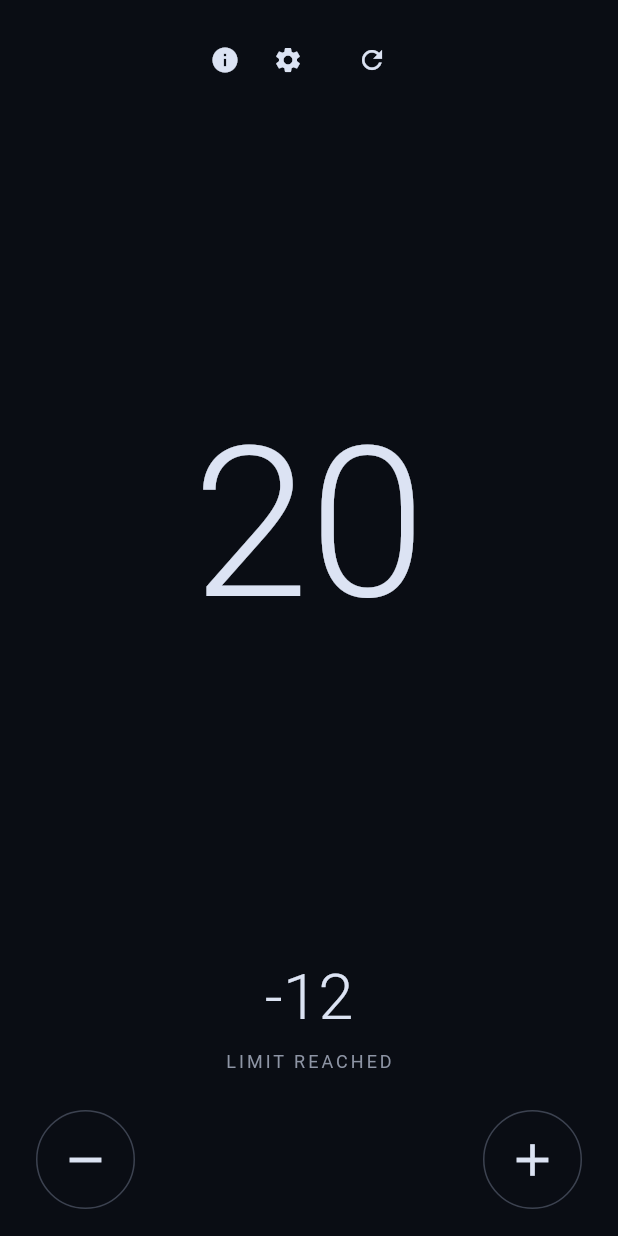
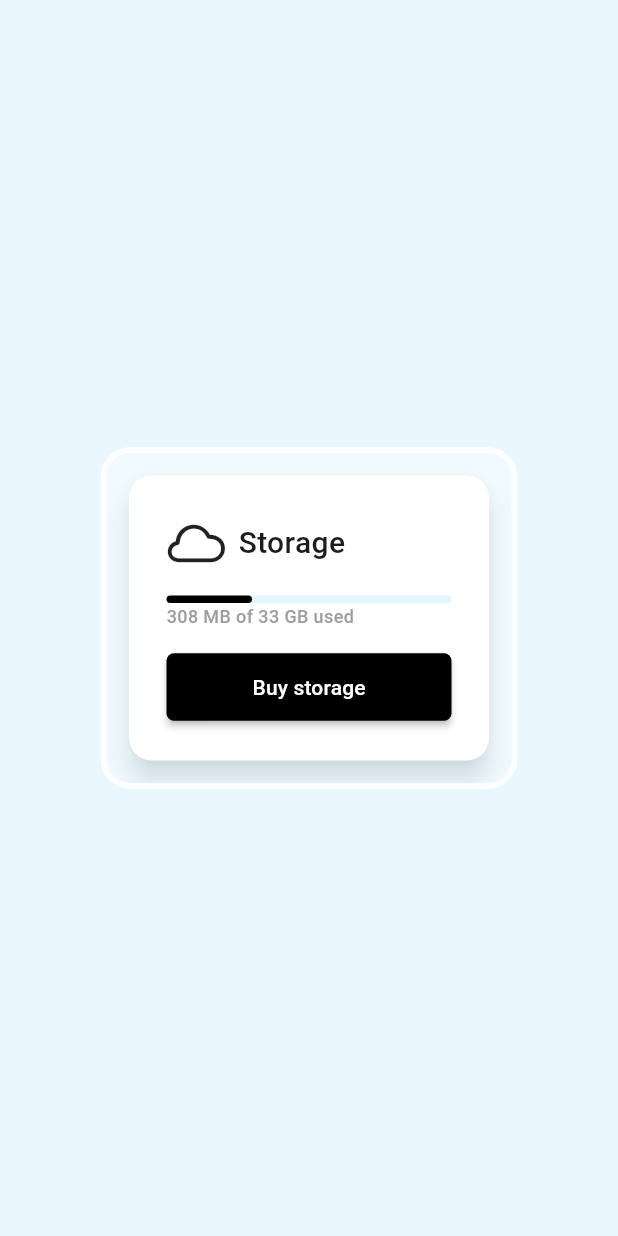
Before and after one commit to hhakimbek/layouthomework, a Flutter app: the screen it shows after launch, on a phone screen of 412 x 824 dp. Run offline on Flutter 3.47's test engine with Material 3 defaults, Android fonts, the phone set to English and light mode, and no system bars.

Commit message:
used storage container ui

```diff
--- a/lib/app.dart
+++ b/lib/app.dart
@@ -7,6 +7,7 @@ import 'package:myhomeapp/pages/podcast_splash_screen.dart';
 import 'package:myhomeapp/pages/splash_screen.dart';
 import 'package:myhomeapp/pages/split_login.dart';
 import 'package:myhomeapp/pages/split_screen.dart';
+import 'package:myhomeapp/pages/storage_ctn.dart';
 import 'package:myhomeapp/pages/test.dart';
 import 'package:myhomeapp/pages/text_form_field_example.dart';
 import 'package:myhomeapp/pages/text_form_field_example2.dart';
@@ -19,7 +20,7 @@ class MyApp extends StatelessWidget {
   @override
   Widget build(BuildContext context) {
     return MaterialApp(
-      home: CounterScreenBody(),
+      home: StorageCtn(),
     );
   }
 }
--- /dev/null
+++ b/lib/pages/storage_ctn.dart
@@ -0,0 +1,71 @@
+import 'package:flutter/cupertino.dart';
+import 'package:flutter/material.dart';
+
+class StorageCtn extends StatelessWidget {
+  const StorageCtn({super.key});
+
+  @override
+  Widget build(BuildContext context) {
+    return Scaffold(
+      backgroundColor: Colors.white,
+      body: ColoredBox(
+        color: Colors.lightBlueAccent.withAlpha(30),
+        child: Center(child: Card(
+          shape: RoundedRectangleBorder(borderRadius: BorderRadiusGeometry.circular(20),side: BorderSide(width: 4,color: Colors.white.withAlpha(200))),
+          borderOnForeground: true,
+          elevation: 0,
+          clipBehavior: Clip.antiAlias,
+            color: Colors.white30,
+          child: Padding(
+            padding: const EdgeInsets.all(15),
+            child: Card(
+              shape: RoundedRectangleBorder(borderRadius: BorderRadiusGeometry.circular(15)),
+              elevation: 7,
+              color: Colors.white,
+              shadowColor: Colors.blueGrey.withAlpha(80),
+              child: SizedBox(
+                height: 190,
+                width: 240,
+                child: Padding(
+                  padding: const EdgeInsets.all(25),
+                  child: Column(
+                    crossAxisAlignment: CrossAxisAlignment.start,
+                    children: [
+                      Row(
+                        spacing: 8,
+                        children: [
+                          Icon(CupertinoIcons.cloud,size: 40,textDirection: TextDirection.rtl,),
+                          Text("Storage",style: TextStyle(fontSize: 20,fontWeight: FontWeight.w500),)
+                        ],
+                      ),
+                      SizedBox(height: 15,),
+                      LinearProgressIndicator(
+                        value: .3,
+                        color: Colors.black,
+                        minHeight: 5,
+                        borderRadius: BorderRadius.circular(5),
+                        backgroundColor: Colors.lightBlueAccent.withAlpha(40),
+                      ),
+                      Text("308 MB of 33 GB used",style: TextStyle(color: Colors.grey,fontWeight: FontWeight.w500,fontSize: 12),),
+                      Spacer(),
+                      MaterialButton(
+                        onPressed: () {
+
+                        },
+                        color: Colors.black,
+                        minWidth: double.infinity,
+                        height: 45,
+                        shape: RoundedRectangleBorder(borderRadius: BorderRadius.circular(5)),
+                        child: Text("Buy storage",style: TextStyle(color: Colors.white),),
+                      )
+                    ],
+                  ),
+                ),
+              ),
+            ),
+          ),
+        )),
+      ),
+    );
+  }
+}
```
